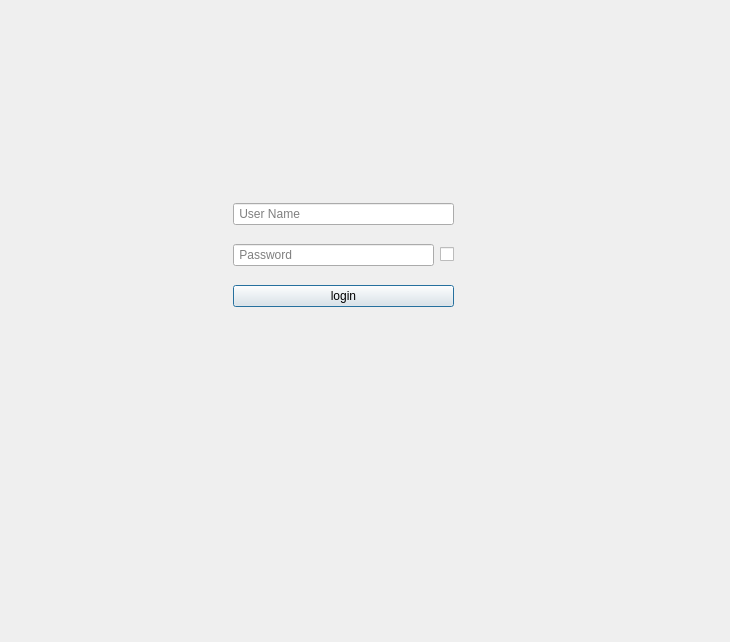
Qt form code/login1.ui (SAliAkhiM/AP-Project-Daligram) before a commit.
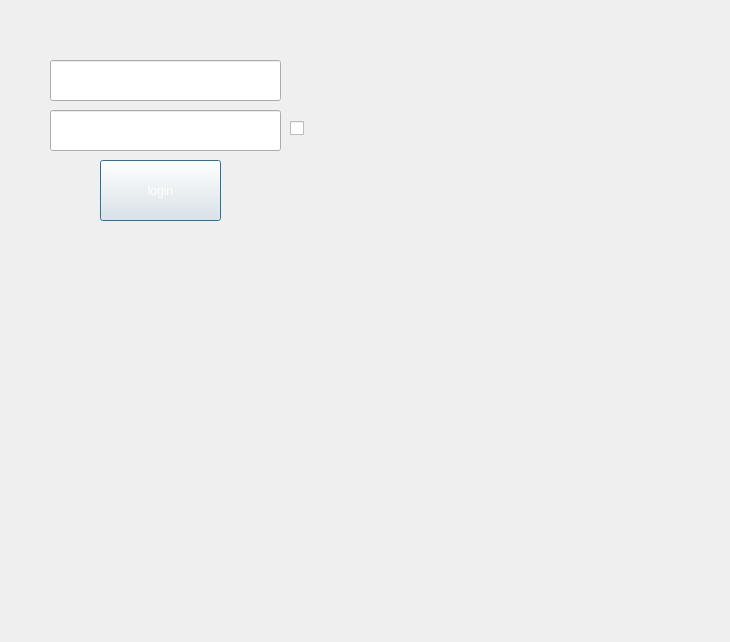
The same form after that commit. Icons and pictures are not drawn.

Patch:
```diff
--- a/code/login1.ui
+++ b/code/login1.ui
@@ -13,35 +13,41 @@
   <property name="windowTitle">
    <string>Dialog</string>
   </property>
-  <widget class="QWidget" name="">
-   <property name="geometry">
-    <rect>
-     <x>233</x>
-     <y>190</y>
-     <width>221</width>
-     <height>131</height>
-    </rect>
-   </property>
-   <layout class="QGridLayout" name="gridLayout">
-    <item row="0" column="0" colspan="2">
+  <property name="styleSheet">
+   <string notr="true"/>
+  </property>
      <widget class="QLineEdit" name="username_login">
+   <property name="geometry">
+    <rect>
+     <x>50</x>
+     <y>60</y>
+     <width>231</width>
+     <height>41</height>
+    </rect>
+   </property>
+   <property name="styleSheet">
+    <string notr="true">border-image: url(:/new/prefix1/5a83032cabc3d121aba71228.png);
+font: 14pt   &quot;Arial&quot;;
+color: rgb(255, 255, 255);</string>
+   </property>
       <property name="placeholderText">
        <string> User Name</string>
       </property>
      </widget>
-    </item>
-    <item row="1" column="1">
-     <widget class="QCheckBox" name="checkBox">
-      <property name="styleSheet">
-       <string notr="true">image: url(:/new/prefix1/hide.png);</string>
-      </property>
-      <property name="text">
-       <string/>
-      </property>
-     </widget>
-    </item>
-    <item row="1" column="0">
      <widget class="QLineEdit" name="password_login">
+   <property name="geometry">
+    <rect>
+     <x>50</x>
+     <y>110</y>
+     <width>231</width>
+     <height>41</height>
+    </rect>
+   </property>
+   <property name="styleSheet">
+    <string notr="true">border-image: url(:/new/prefix1/5a83032cabc3d121aba71228.png);
+font: 14pt   &quot;Arial&quot;;
+color: rgb(255, 255, 255);</string>
+   </property>
       <property name="echoMode">
        <enum>QLineEdit::Password</enum>
       </property>
@@ -49,9 +55,34 @@
        <string> Password</string>
       </property>
      </widget>
-    </item>
-    <item row="2" column="0" colspan="2">
+  <widget class="QCheckBox" name="checkBox">
+   <property name="geometry">
+    <rect>
+     <x>290</x>
+     <y>120</y>
+     <width>61</width>
+     <height>16</height>
+    </rect>
+   </property>
+   <property name="styleSheet">
+    <string notr="true">image: url(:/new/prefix1/hide.png);</string>
+   </property>
+   <property name="text">
+    <string/>
+   </property>
+  </widget>
      <widget class="QPushButton" name="logIn_pushButton">
+   <property name="geometry">
+    <rect>
+     <x>100</x>
+     <y>160</y>
+     <width>121</width>
+     <height>61</height>
+    </rect>
+   </property>
+   <property name="cursor">
+    <cursorShape>PointingHandCursor</cursorShape>
+   </property>
       <property name="whatsThis">
        <string/>
       </property>
@@ -62,14 +93,29 @@
        <bool>false</bool>
       </property>
       <property name="styleSheet">
-       <string notr="true">background-image: url(:/new/prefix1/lovepik-red-button-png-image_401250624_wh1200.png);</string>
+    <string notr="true">border-image: url(:/new/prefix1/neumorphic-rectangle-button-free-png.png);
+font: 700 10pt &quot;Arial&quot;;
+color: rgb(255, 255, 255);</string>
       </property>
       <property name="text">
        <string>login</string>
       </property>
      </widget>
-    </item>
-   </layout>
+  <widget class="QLabel" name="label">
+   <property name="geometry">
+    <rect>
+     <x>0</x>
+     <y>0</y>
+     <width>731</width>
+     <height>641</height>
+    </rect>
+   </property>
+   <property name="styleSheet">
+    <string notr="true">border-image: url(:/new/prefix1/red-and-white-background-design-flat-and-minimalist-background-design-illustration-vector.jpg);</string>
+   </property>
+   <property name="text">
+    <string/>
+   </property>
   </widget>
  </widget>
  <resources/>
```
Left out of the diff: 5 changed lines with no effect on the pictures. Lines whose indentation alone changed are shown as unchanged.
